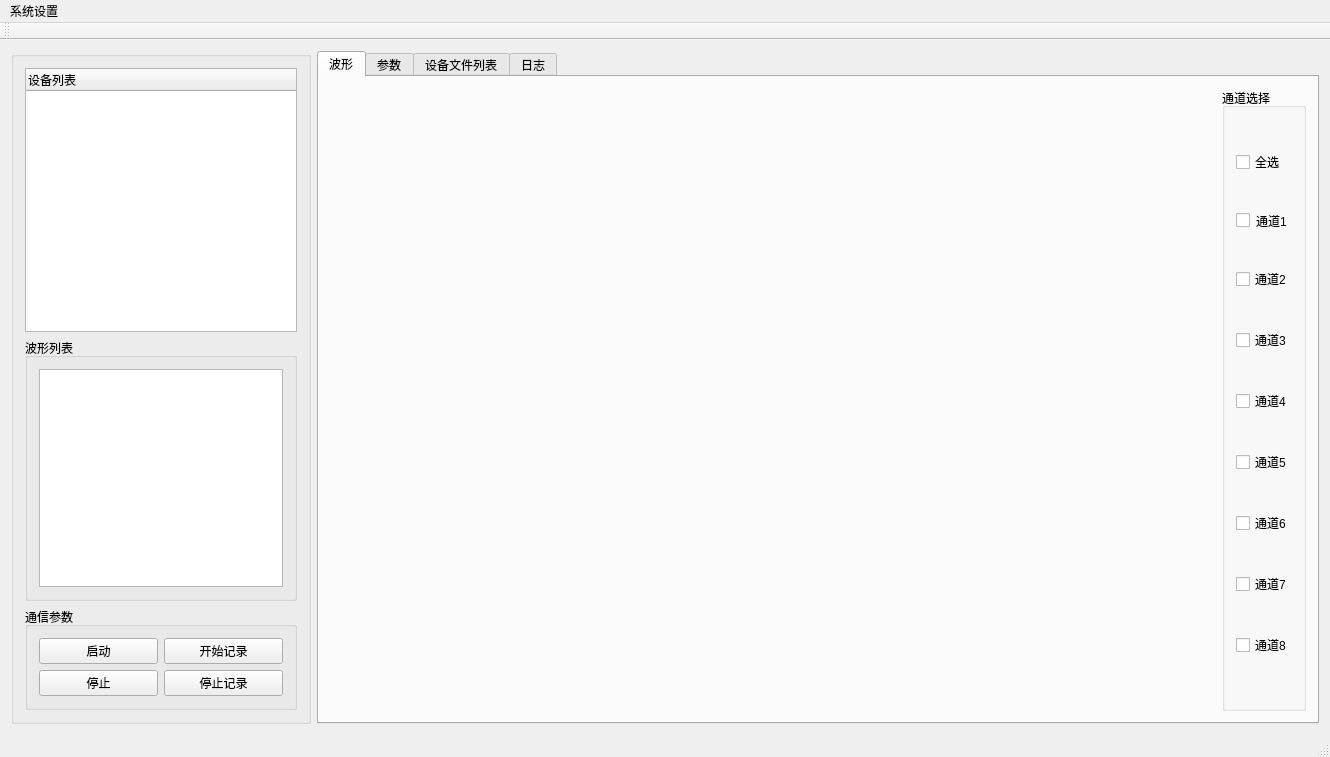
First picture: the form in mainwindow.ui, repository byteman/bullet, before the edit.
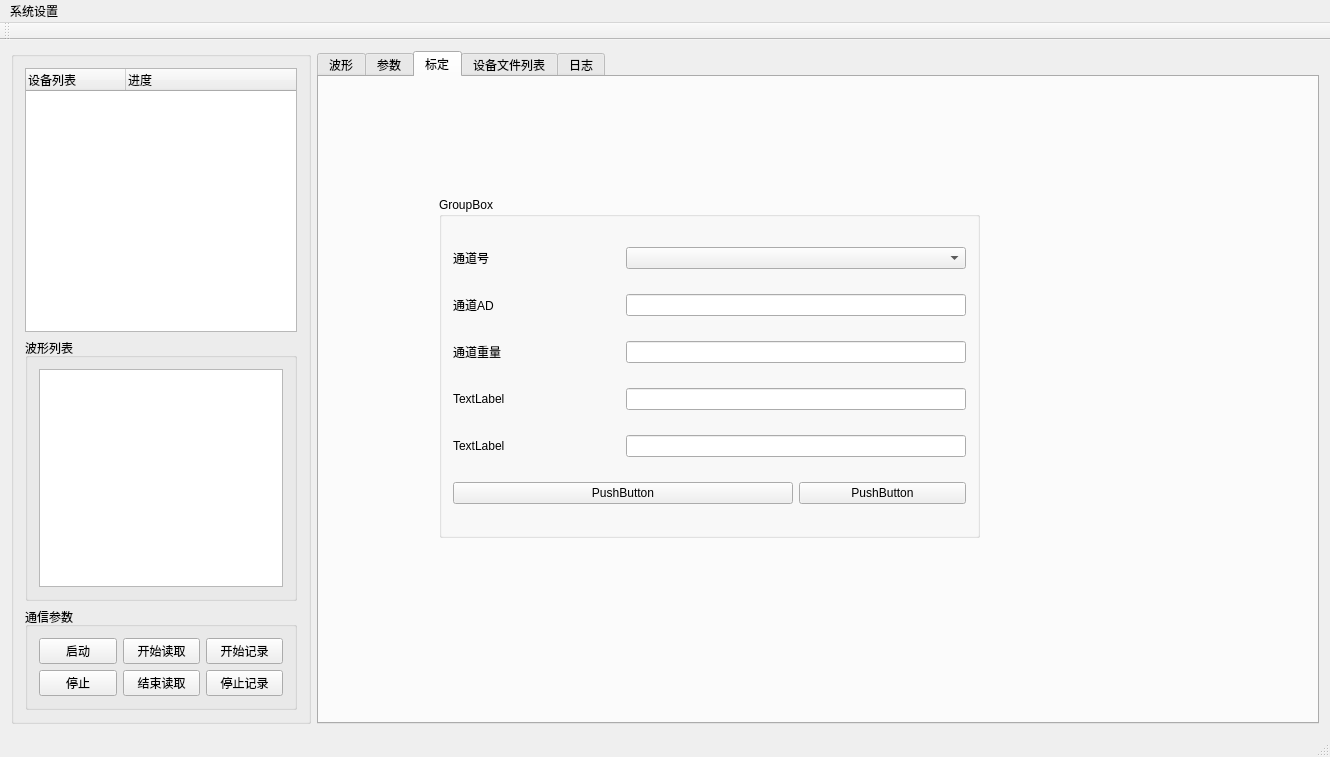
Second picture: the form after the edit. The open tabs and pages were chosen to show the change. Custom widgets are drawn as their Qt base class.

```diff
--- a/mainwindow.ui
+++ b/mainwindow.ui
@@ -52,6 +52,11 @@
            <string>设备列表</string>
           </property>
          </column>
+         <column>
+          <property name="text">
+           <string>进度</string>
+          </property>
+         </column>
         </widget>
        </item>
        <item>
@@ -72,34 +77,48 @@
           <string>通信参数</string>
          </property>
          <layout class="QGridLayout" name="gridLayout">
-          <item row="0" column="1">
+          <item row="2" column="2">
+           <widget class="QPushButton" name="btnStop_2">
+            <property name="text">
+             <string>停止记录</string>
+            </property>
+           </widget>
+          </item>
+          <item row="1" column="2">
            <widget class="QPushButton" name="btnStart">
             <property name="text">
              <string>开始记录</string>
             </property>
            </widget>
           </item>
-          <item row="0" column="0">
+          <item row="1" column="0">
            <widget class="QPushButton" name="btnWaveStart">
             <property name="text">
              <string>启动</string>
             </property>
            </widget>
           </item>
-          <item row="1" column="1">
-           <widget class="QPushButton" name="btnStop_2">
-            <property name="text">
-             <string>停止记录</string>
-            </property>
-           </widget>
-          </item>
-          <item row="1" column="0">
+          <item row="2" column="0">
            <widget class="QPushButton" name="btnStop">
             <property name="text">
              <string>停止</string>
             </property>
            </widget>
           </item>
+          <item row="1" column="1">
+           <widget class="QPushButton" name="btnStartSend">
+            <property name="text">
+             <string>开始读取</string>
+            </property>
+           </widget>
+          </item>
+          <item row="2" column="1">
+           <widget class="QPushButton" name="btnStopRead">
+            <property name="text">
+             <string>结束读取</string>
+            </property>
+           </widget>
+          </item>
          </layout>
         </widget>
        </item>
@@ -677,6 +696,90 @@
         </item>
        </layout>
       </widget>
+      <widget class="QWidget" name="tab_5">
+       <attribute name="title">
+        <string>标定</string>
+       </attribute>
+       <widget class="QGroupBox" name="groupBox_9">
+        <property name="geometry">
+         <rect>
+          <x>120</x>
+          <y>120</y>
+          <width>541</width>
+          <height>341</height>
+         </rect>
+        </property>
+        <property name="title">
+         <string>GroupBox</string>
+        </property>
+        <layout class="QGridLayout" name="gridLayout_4">
+         <item row="0" column="0">
+          <widget class="QLabel" name="label_10">
+           <property name="text">
+            <string>通道号</string>
+           </property>
+          </widget>
+         </item>
+         <item row="0" column="1" colspan="2">
+          <widget class="QComboBox" name="comboBox"/>
+         </item>
+         <item row="1" column="0">
+          <widget class="QLabel" name="label_3">
+           <property name="text">
+            <string>通道AD</string>
+           </property>
+          </widget>
+         </item>
+         <item row="1" column="1" colspan="2">
+          <widget class="QLineEdit" name="lineEdit"/>
+         </item>
+         <item row="2" column="0">
+          <widget class="QLabel" name="label_4">
+           <property name="text">
+            <string>通道重量</string>
+           </property>
+          </widget>
+         </item>
+         <item row="2" column="1" colspan="2">
+          <widget class="QLineEdit" name="lineEdit_2"/>
+         </item>
+         <item row="3" column="0">
+          <widget class="QLabel" name="label_5">
+           <property name="text">
+            <string>TextLabel</string>
+           </property>
+          </widget>
+         </item>
+         <item row="3" column="1" colspan="2">
+          <widget class="QLineEdit" name="lineEdit_3"/>
+         </item>
+         <item row="4" column="0">
+          <widget class="QLabel" name="label_6">
+           <property name="text">
+            <string>TextLabel</string>
+           </property>
+          </widget>
+         </item>
+         <item row="5" column="0" colspan="2">
+          <widget class="QPushButton" name="pushButton_3">
+           <property name="text">
+            <string>PushButton</string>
+           </property>
+          </widget>
+         </item>
+         <item row="5" column="2">
+          <widget class="QPushButton" name="pushButton_4">
+           <property name="text">
+            <string>PushButton</string>
+           </property>
+          </widget>
+         </item>
+         <item row="4" column="1" colspan="2">
+          <widget class="QLineEdit" name="lineEdit_4"/>
+         </item>
+        </layout>
+       </widget>
+      </widget>
       <widget class="QWidget" name="tab_4">
        <attribute name="title">
         <string>设备文件列表</string>
```
Left out of the diff: 41 changed lines with no effect on the pictures.
